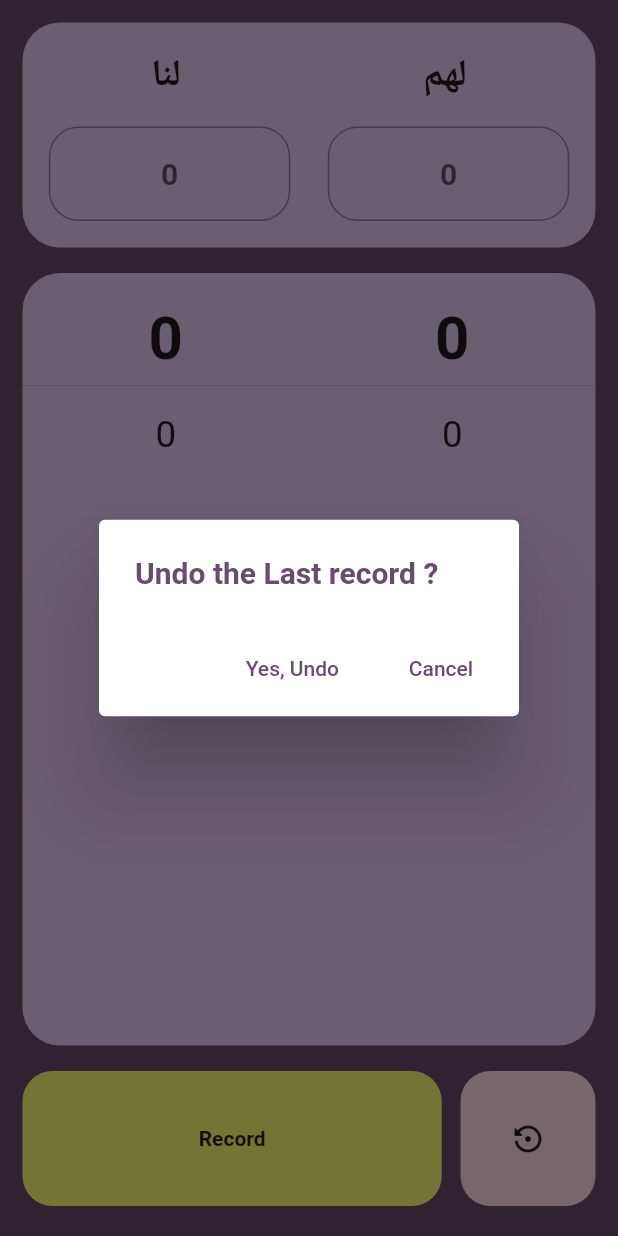
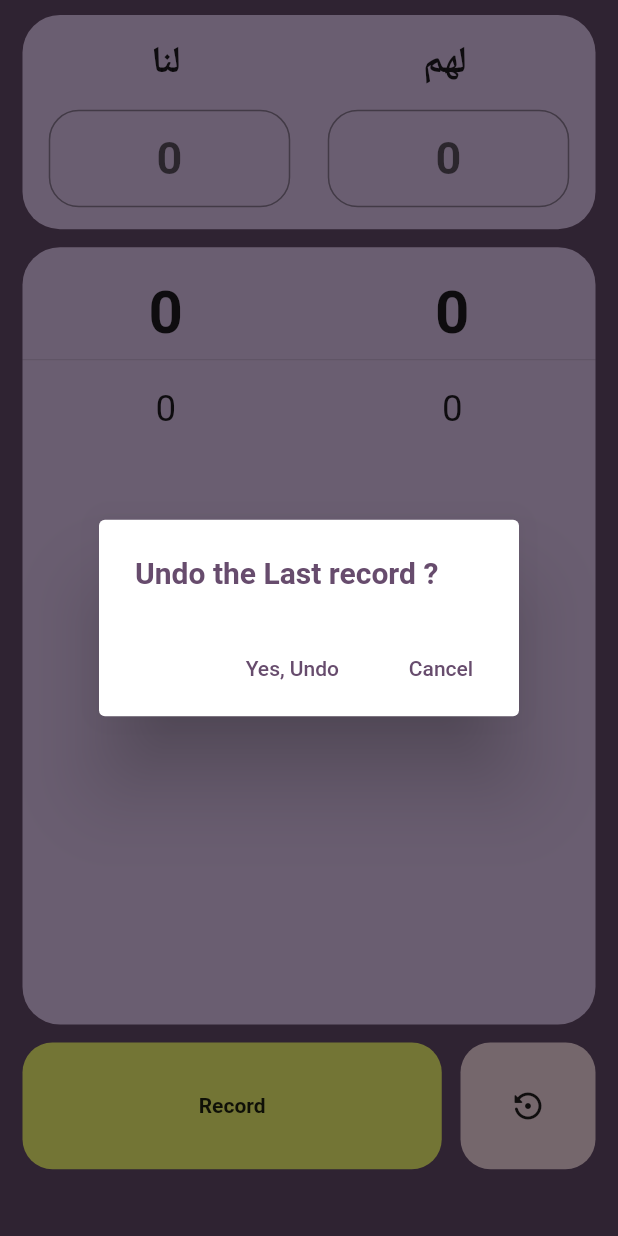
Before and after one commit to AHMED1070/Baloot-Qeed, a Flutter app: the screen it shows after launch, after a tap on the "settings backup restore" icon, on a phone screen of 412 x 824 dp. Run offline on Flutter 3.47's test engine with Material 2 defaults, Android fonts, the phone set to English and light mode, and no system bars; our stand-ins replace flutter_keyboard_visibility.

Commit message:
Imporvment on the UX

```diff
--- a/lib/main.dart
+++ b/lib/main.dart
@@ -1,10 +1,18 @@
+// ignore_for_file: non_constant_identifier_names
 import 'package:flutter/material.dart';
+import 'package:flutter/services.dart';
+import 'package:flutter_keyboard_visibility/flutter_keyboard_visibility.dart';
+import 'package:qeed_remake_2/mediaQ.dart';
 
 void main() {
-  runApp(const MaterialApp(
+  WidgetsFlutterBinding.ensureInitialized();
+
+  runApp(
+    const MaterialApp(
       home: MyApp(),
       debugShowCheckedModeBanner: false,
-  ));
+    ),
+  );
 }
 
 class MyApp extends StatefulWidget {
@@ -17,16 +25,19 @@ class MyApp extends StatefulWidget {
 class _MyAppState extends State<MyApp> {
   var lna_array = [0];
   var lhm_array = [0];
+  double containerHeight = 255;
 
   Color bgColor = const Color(0xff674C6D),
-      RButtomColor = Color(0xffFAFE73),
-      UButtomColor = Color(0xffFFE1EC),
-      Row1Color = Color(0xffE8CDF6),
-      Row2Color = Color(0xffE8CDF6);
+      RButtomColor = const Color(0xffFAFE73),
+      UButtomColor = const Color(0xffFFE1EC),
+      Row1Color = const Color(0xffE8CDF6),
+      Row2Color = const Color(0xffE8CDF6);
 
   late TextEditingController lna, lhm;
+
   int lnaSum = 0;
   int lhmSum = 0;
+
   var arrow = [
     Icons.arrow_circle_up,
     Icons.arrow_circle_left,
@@ -38,15 +49,23 @@ class _MyAppState extends State<MyApp> {
 
   @override
   Widget build(BuildContext context) {
-    return Scaffold(
+    SystemChrome.setPreferredOrientations([
+      DeviceOrientation.portraitUp,
+      DeviceOrientation.portraitDown,
+    ]);
+    SizeConfig().init(context);
+
+    return KeyboardDismissOnTap(
+      child: Scaffold(
         resizeToAvoidBottomInset: false,
         body: SafeArea(
           child: Padding(
-          padding: EdgeInsets.all(15),
+            padding: const EdgeInsets.symmetric(horizontal: 15),
             child: buildMayColumn(),
           ),
         ),
         backgroundColor: bgColor,
+      ),
     );
   }
 
@@ -61,12 +80,14 @@ class _MyAppState extends State<MyApp> {
   }
 
   inputRow() {
-    return Container(
+    return Padding(
+      padding: const EdgeInsets.symmetric(vertical: 10.0),
+      child: Container(
         decoration: BoxDecoration(
           color: Row1Color,
           borderRadius: BorderRadius.circular(25),
         ),
-      height: 150,
+        height: SizeConfig.screenHeight / 5.77,
         width: double.maxFinite,
         child: Padding(
           padding: const EdgeInsets.symmetric(horizontal: 17.5),
@@ -100,15 +121,20 @@ class _MyAppState extends State<MyApp> {
             ],
           ),
         ),
+      ),
     );
   }
 
   recordRow() {
+    return KeyboardVisibilityBuilder(builder: (context, visible) {
       return Padding(
-      padding: const EdgeInsets.symmetric(vertical: 17.0),
-      child: Expanded(
-        child: Container(
-          height: 515,
+        padding: const EdgeInsets.symmetric(vertical: 2.0),
+        child: AnimatedContainer(
+          duration: const Duration(milliseconds: 500),
+          curve: Curves.fastLinearToSlowEaseIn,
+          height: visible
+              ? (SizeConfig.screenHeight / 1.59) - SizeConfig.keyboradHeight
+              : SizeConfig.screenHeight / 1.59,
           width: double.maxFinite,
           decoration: BoxDecoration(
             color: Row2Color,
@@ -123,18 +149,18 @@ class _MyAppState extends State<MyApp> {
                   children: [
                     Text(
                       lnaSum.toString(),
-                      style:
-                          TextStyle(fontSize: 40, fontWeight: FontWeight.bold),
+                      style: const TextStyle(
+                          fontSize: 40, fontWeight: FontWeight.bold),
                     ),
                     Text(
                       lhmSum.toString(),
-                      style:
-                          TextStyle(fontSize: 40, fontWeight: FontWeight.bold),
+                      style: const TextStyle(
+                          fontSize: 40, fontWeight: FontWeight.bold),
                     )
                   ],
                 ),
-                Divider(),
-                SizedBox(height: 10),
+                const Divider(),
+                const SizedBox(height: 10),
                 Expanded(
                   child: ListView.builder(
                       scrollDirection: Axis.vertical,
@@ -146,18 +172,21 @@ class _MyAppState extends State<MyApp> {
             ),
           ),
         ),
-      ),
       );
+    });
   }
 
   buttomRow() {
-    return Row(
+    return Padding(
+      padding: const EdgeInsets.symmetric(vertical: 10.0),
+      child: Row(
         mainAxisAlignment: MainAxisAlignment.spaceAround,
         children: [
           Expanded(child: recordButtom()),
-        SizedBox(width: 12.5),
+          const SizedBox(width: 12.5),
           undowButtom(),
         ],
+      ),
     );
   }
 
@@ -167,10 +196,12 @@ class _MyAppState extends State<MyApp> {
       textAlign: TextAlign.center,
       controller: ctrl,
       keyboardType: TextInputType.number,
+      style: const TextStyle(fontSize: 30),
       decoration: InputDecoration(
         hintText: "0",
+        contentPadding: const EdgeInsets.all(15),
         hintStyle: const TextStyle(
-            fontSize: 20,
+          fontSize: 30,
           fontWeight: FontWeight.bold,
         ),
         border: OutlineInputBorder(
@@ -182,7 +213,9 @@ class _MyAppState extends State<MyApp> {
           borderSide: BorderSide(
             color: bgColor,
             width: 2,
-              ))),
+          ),
+        ),
+      ),
     );
   }
 
@@ -192,7 +225,7 @@ class _MyAppState extends State<MyApp> {
         color: RButtomColor,
         borderRadius: BorderRadius.circular(20),
       ),
-      height: 90,
+      height: SizeConfig.screenHeight / 9.75,
       width: 10,
       child: MaterialButton(
         onPressed: () {
@@ -206,7 +239,7 @@ class _MyAppState extends State<MyApp> {
 
   undowButtom() {
     return Container(
-      height: 90,
+      height: SizeConfig.screenHeight / 9.75,
       width: 90,
       decoration: BoxDecoration(
           color: UButtomColor, borderRadius: BorderRadius.circular(20)),
@@ -270,7 +303,6 @@ class _MyAppState extends State<MyApp> {
 
   @override
   void initState() {
-    // TODO: implement initState
     super.initState();
     lna = TextEditingController();
     lhm = TextEditingController();
@@ -278,7 +310,6 @@ class _MyAppState extends State<MyApp> {
 
   @override
   void dispose() {
-    // TODO: implement dispose
     super.dispose();
     lna.dispose();
     lhm.dispose();
--- /dev/null
+++ b/lib/mediaQ.dart
@@ -0,0 +1,18 @@
+// ignore_for_file: file_names
+import 'package:flutter/material.dart';
+
+class SizeConfig {
+  static late MediaQueryData _mediaQueryData;
+  static late double screenWidth;
+  static late double screenHeight;
+  static late double keyboradHeight;
+  static late Orientation orientation;
+
+  void init(BuildContext context) {
+    _mediaQueryData = MediaQuery.of(context);
+    screenWidth = _mediaQueryData.size.width;
+    screenHeight = _mediaQueryData.size.height;
+    orientation = _mediaQueryData.orientation;
+    keyboradHeight = _mediaQueryData.viewInsets.bottom;
+  }
+}
--- a/pubspec.yaml
+++ b/pubspec.yaml
@@ -36,6 +36,7 @@ dependencies:
   cupertino_icons: ^1.0.2
   flutter_launcher_icons: ^0.10.0
   flutter_native_splash: ^2.2.7
+  flutter_keyboard_visibility: ^5.4.0
 
 
 dev_dependencies:
```
Also changed, not shown: pubspec.lock. Lines whose indentation alone changed are shown as unchanged.
